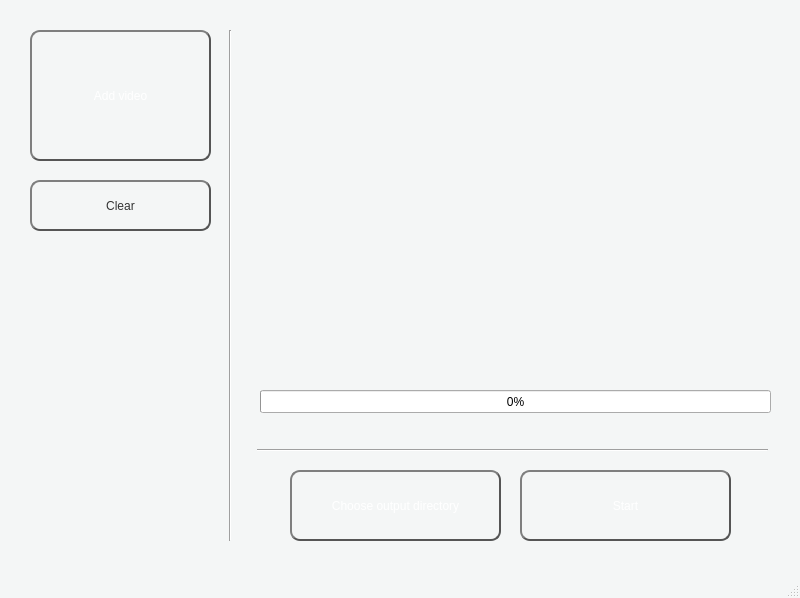
Old version of the form PyQt/window.ui in the repository Maximvolk/VideoToSlidesSplitter.
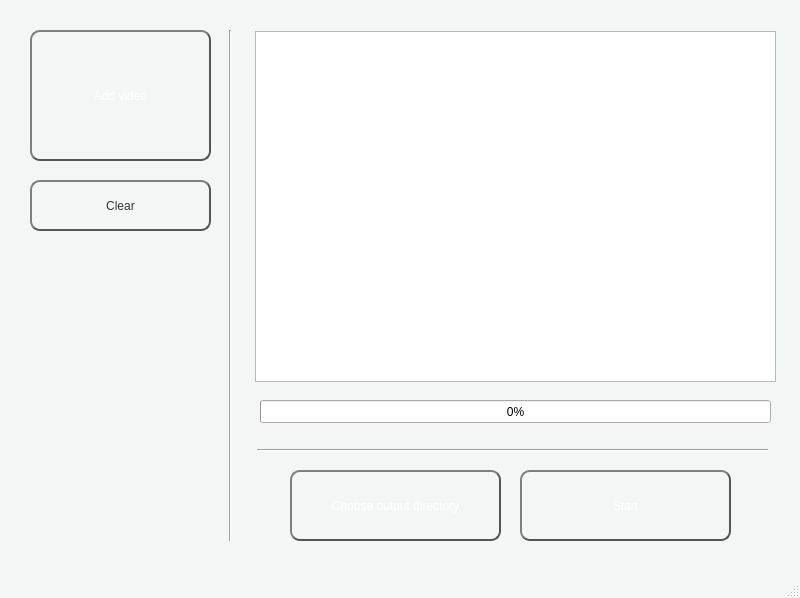
New version of the form.

```diff
--- a/PyQt/window.ui
+++ b/PyQt/window.ui
@@ -31,7 +31,7 @@
     <property name="geometry">
      <rect>
       <x>260</x>
-      <y>390</y>
+      <y>400</y>
       <width>511</width>
       <height>23</height>
      </rect>
@@ -107,25 +107,6 @@
      <string>Start</string>
     </property>
    </widget>
-   <widget class="QWidget" name="horizontalLayoutWidget">
-    <property name="geometry">
-     <rect>
-      <x>250</x>
-      <y>30</y>
-      <width>521</width>
-      <height>331</height>
-     </rect>
-    </property>
-    <layout class="QHBoxLayout" name="horizontalLayout">
-     <item>
-      <widget class="QLabel" name="previewArea">
-       <property name="text">
-        <string/>
-       </property>
-      </widget>
-     </item>
-    </layout>
-   </widget>
    <widget class="QPushButton" name="addVideoButton">
     <property name="geometry">
      <rect>
@@ -230,6 +211,16 @@
      <enum>Qt::Horizontal</enum>
     </property>
    </widget>
+   <widget class="QGraphicsView" name="preview">
+    <property name="geometry">
+     <rect>
+      <x>255</x>
+      <y>31</y>
+      <width>521</width>
+      <height>351</height>
+     </rect>
+    </property>
+   </widget>
   </widget>
   <widget class="QMenuBar" name="menubar">
    <property name="geometry">
```
Left out of the diff: 2 changed lines with no effect on the pictures.
